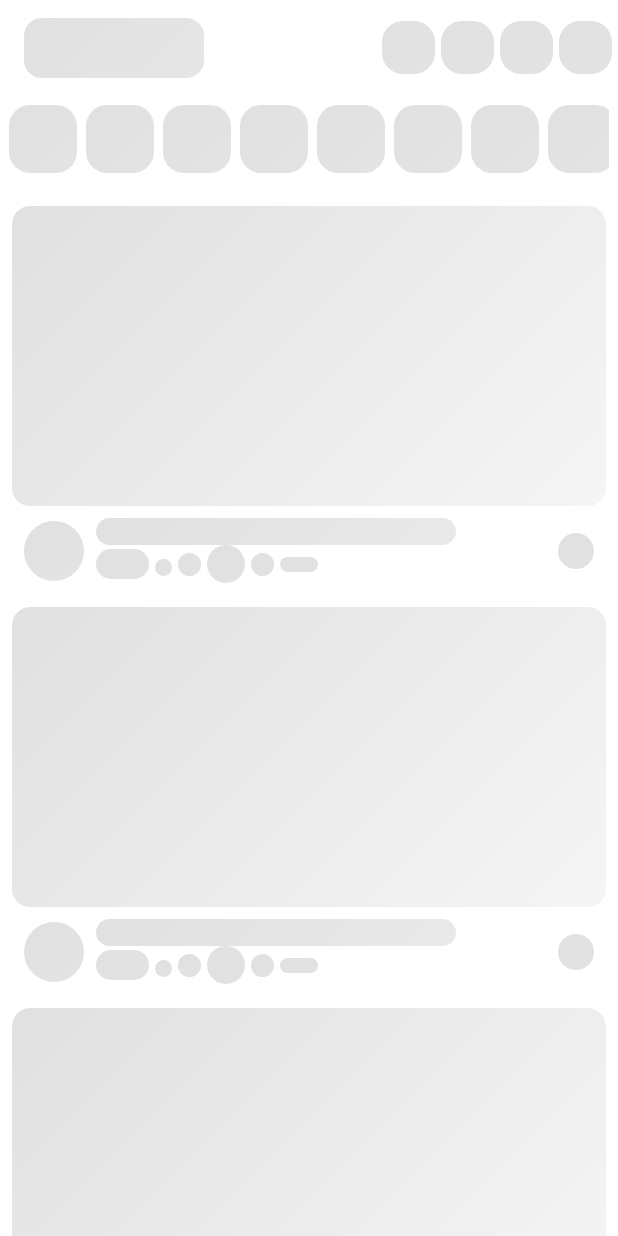
After one commit to srabbijan/jobTask, an Android app built with Jetpack Compose: the composable ShimmerEffectHome shown on its own in the app's theme, on a phone screen of 412 x 824 dp. The commit adds this screen. Run offline under Robolectric (Android 15) with nearby library versions, the phone set to English and light mode, and no system bars; our stand-ins replace Shimmer.

Commit message:
Home Video List UI done

```diff
--- /dev/null
+++ b/app/src/main/java/com/srabbijan/jobtask/presentation/commonComponents/shimmer/ShimmerEffectHome.kt
@@ -0,0 +1,274 @@
+package com.srabbijan.jobtask.presentation.commonComponents.shimmer
+
+import androidx.compose.animation.core.FastOutSlowInEasing
+import androidx.compose.animation.core.animateFloat
+import androidx.compose.animation.core.infiniteRepeatable
+import androidx.compose.animation.core.rememberInfiniteTransition
+import androidx.compose.animation.core.tween
+import androidx.compose.foundation.background
+import androidx.compose.foundation.layout.Arrangement
+import androidx.compose.foundation.layout.Box
+import androidx.compose.foundation.layout.Column
+import androidx.compose.foundation.layout.Row
+import androidx.compose.foundation.layout.Spacer
+import androidx.compose.foundation.layout.fillMaxWidth
+import androidx.compose.foundation.layout.height
+import androidx.compose.foundation.layout.padding
+import androidx.compose.foundation.layout.size
+import androidx.compose.foundation.layout.width
+import androidx.compose.foundation.lazy.LazyRow
+import androidx.compose.foundation.lazy.grid.GridCells
+import androidx.compose.foundation.lazy.grid.LazyVerticalGrid
+import androidx.compose.foundation.shape.CircleShape
+import androidx.compose.foundation.shape.RoundedCornerShape
+import androidx.compose.material3.Card
+import androidx.compose.material3.CardDefaults
+import androidx.compose.material3.ExperimentalMaterial3Api
+import androidx.compose.material3.MaterialTheme
+import androidx.compose.material3.TopAppBar
+import androidx.compose.runtime.Composable
+import androidx.compose.ui.Alignment
+import androidx.compose.ui.Modifier
+import androidx.compose.ui.draw.clip
+import androidx.compose.ui.geometry.Offset
+import androidx.compose.ui.graphics.Brush
+import androidx.compose.ui.graphics.Color
+import androidx.compose.ui.unit.dp
+
+@Composable
+fun ShimmerEffectHome() {
+    val shimmerColors = listOf(
+        Color.LightGray.copy(0.6f),
+        Color.LightGray.copy(0.2f),
+        Color.LightGray.copy(0.6f),
+    )
+
+    val transition = rememberInfiniteTransition(label = "Transition For Shimmer Effect")
+    val translateAnim = transition.animateFloat(
+        initialValue = 0f,
+        targetValue = 1000f,
+        animationSpec = infiniteRepeatable(
+            tween(durationMillis = 1000, easing = FastOutSlowInEasing)
+        ), label = "Animation"
+    )
+
+    val brush = Brush.linearGradient(
+        colors = shimmerColors,
+        start = Offset.Zero,
+        end = Offset(x = translateAnim.value, y = translateAnim.value)
+    )
+    ShimmerItem(brush)
+}
+
+@OptIn(ExperimentalMaterial3Api::class)
+@Composable
+fun ShimmerItem(
+    brush: Brush
+) {
+    Column(
+        modifier = Modifier.fillMaxWidth(),
+        verticalArrangement = Arrangement.Top,
+        horizontalAlignment = Alignment.CenterHorizontally
+    ) {
+
+        //TopAppBar
+        TopAppBar(
+            title = {
+                Spacer(
+                    modifier = Modifier
+                        .size(width = 120.dp, height = 40.dp)
+                        .clip(
+                            shape = RoundedCornerShape(12.dp)
+                        )
+                        .background(brush = brush)
+                )
+            },
+            actions = {
+                Spacer(
+                    modifier = Modifier
+                        .size(35.dp)
+                        .clip(shape = RoundedCornerShape(14.dp))
+                        .background(brush = brush)
+                )
+                Spacer(modifier = Modifier.width(4.dp))
+                Spacer(
+                    modifier = Modifier
+                        .size(35.dp)
+                        .clip(shape = RoundedCornerShape(14.dp))
+                        .background(brush = brush)
+                )
+                Spacer(modifier = Modifier.width(4.dp))
+
+                Spacer(
+                    modifier = Modifier
+                        .size(35.dp)
+                        .clip(shape = RoundedCornerShape(14.dp))
+                        .background(brush = brush)
+                )
+                Spacer(modifier = Modifier.width(4.dp))
+
+                Spacer(
+                    modifier = Modifier
+                        .size(35.dp)
+                        .clip(shape = RoundedCornerShape(14.dp))
+                        .background(brush = brush)
+                )
+            },
+            modifier = Modifier.fillMaxWidth()
+        )
+
+        LazyRow(
+            modifier = Modifier.fillMaxWidth()
+                .padding(6.dp),
+            verticalAlignment = Alignment.CenterVertically,
+            horizontalArrangement = Arrangement.Start
+        ) {
+            item {
+                repeat(20) {
+                    Spacer(
+                        modifier = Modifier.width(45.dp)
+                            .height(45.dp)
+                            .clip(shape = RoundedCornerShape(14.dp))
+                            .background(brush = brush)
+                    )
+                    Spacer(modifier = Modifier.width(6.dp))
+                }
+            }
+        }
+        Spacer(modifier = Modifier.height(8.dp))
+        LazyVerticalGrid(
+            columns = GridCells.Adaptive(300.dp)
+        ) {
+            repeat(20) {
+                item {
+                    Card(
+                        modifier = Modifier
+                            .fillMaxWidth()
+                            .padding(8.dp),
+                        colors = CardDefaults.cardColors(
+                            containerColor = MaterialTheme.colorScheme.surface
+                        )
+                    ) {
+                        Column {
+                            Box(modifier = Modifier.fillMaxWidth()) {
+
+                                Spacer(
+                                    modifier = Modifier.fillMaxWidth()
+                                        .height(200.dp)
+                                        .clip(
+                                            shape = RoundedCornerShape(12.dp)
+                                        )
+                                        .background(brush = brush)
+                                )
+                                // Video Total Time
+                                Box(
+                                    modifier = Modifier
+                                        .align(Alignment.BottomEnd)
+                                        .padding(8.dp)
+                                        .background(MaterialTheme.colorScheme.primary)
+                                        .clip(RoundedCornerShape(4.dp))
+                                ) {
+                                    Spacer(
+                                        modifier = Modifier
+                                            .fillMaxWidth()
+                                            .clip(shape = RoundedCornerShape(12.dp))
+                                            .background(brush = brush)
+                                    )
+                                }
+                            }
+
+
+                            Row(
+                                modifier = Modifier
+                                    .fillMaxWidth()
+                                    .padding(start = 8.dp, end = 8.dp, top = 8.dp),
+                                verticalAlignment = Alignment.CenterVertically
+                            ) {
+                                // Channel Image
+                                Spacer(
+                                    modifier = Modifier
+                                        .size(40.dp)
+                                        .clip(CircleShape)
+                                        .background(brush = brush)
+                                )
+
+                                Spacer(modifier = Modifier.width(8.dp))
+                                Column(
+                                    modifier = Modifier
+                                        .weight(1f)
+                                ) {
+                                    Spacer(
+                                        modifier = Modifier.fillMaxWidth(0.8f)
+                                            .height(18.dp)
+                                            .clip(shape = RoundedCornerShape(12.dp))
+                                            .background(brush = brush)
+                                    )
+
+                                    // Channel Name, Views, Time
+                                    Row(
+                                        verticalAlignment = Alignment.CenterVertically,
+                                        horizontalArrangement = Arrangement.spacedBy(4.dp)
+                                    ) {
+                                        Row(
+                                            verticalAlignment = Alignment.CenterVertically,
+                                            horizontalArrangement = Arrangement.Center
+                                        ) {
+                                            Spacer(
+                                                modifier = Modifier
+                                                    .width(35.dp)
+                                                    .height(20.dp)
+                                                    .clip(shape = RoundedCornerShape(12.dp))
+                                                    .background(brush = brush)
+                                            )
+                                            Spacer(
+                                                modifier = Modifier
+                                                    .size(15.dp)
+                                                    .padding(start = 4.dp, top = 4.dp)
+                                                    .clip(shape = RoundedCornerShape(12.dp))
+                                                    .background(brush = brush)
+                                            )
+                                        }
+                                        Spacer(
+                                            modifier = Modifier
+                                                .size(15.dp)
+                                                .clip(shape = CircleShape)
+                                                .background(brush = brush)
+                                        )
+                                        Spacer(
+                                            modifier = Modifier
+                                                .size(25.dp)
+                                                .clip(shape = CircleShape)
+                                                .background(brush = brush)
+                                        )
+                                        Spacer(
+                                            modifier = Modifier
+                                                .size(15.dp)
+                                                .clip(shape = CircleShape)
+                                                .background(brush = brush)
+                                        )
+                                        Spacer(
+                                            modifier = Modifier
+                                                .width(25.dp)
+                                                .height(10.dp)
+                                                .clip(shape = CircleShape)
+                                                .background(brush = brush)
+                                        )
+                                    }
+                                }
+                                Spacer(modifier = Modifier.width(8.dp))
+
+                                // Vertical Three Dots Icon
+                                Spacer(
+                                    modifier = Modifier
+                                        .size(24.dp)
+                                        .clip(shape = RoundedCornerShape(14.dp))
+                                        .background(brush = brush)
+                                )
+                            }
+                        }
+                    }
+                }
+            }
+        }
+    }
+}
```
Also changed, not shown: app/src/main/java/com/srabbijan/jobtask/presentation/dashboard/DashboardScreen.kt (+12 -11 lines), app/src/main/java/com/srabbijan/jobtask/presentation/dashboard/components/HomeVideoList.kt (added, +179 -0 lines).
